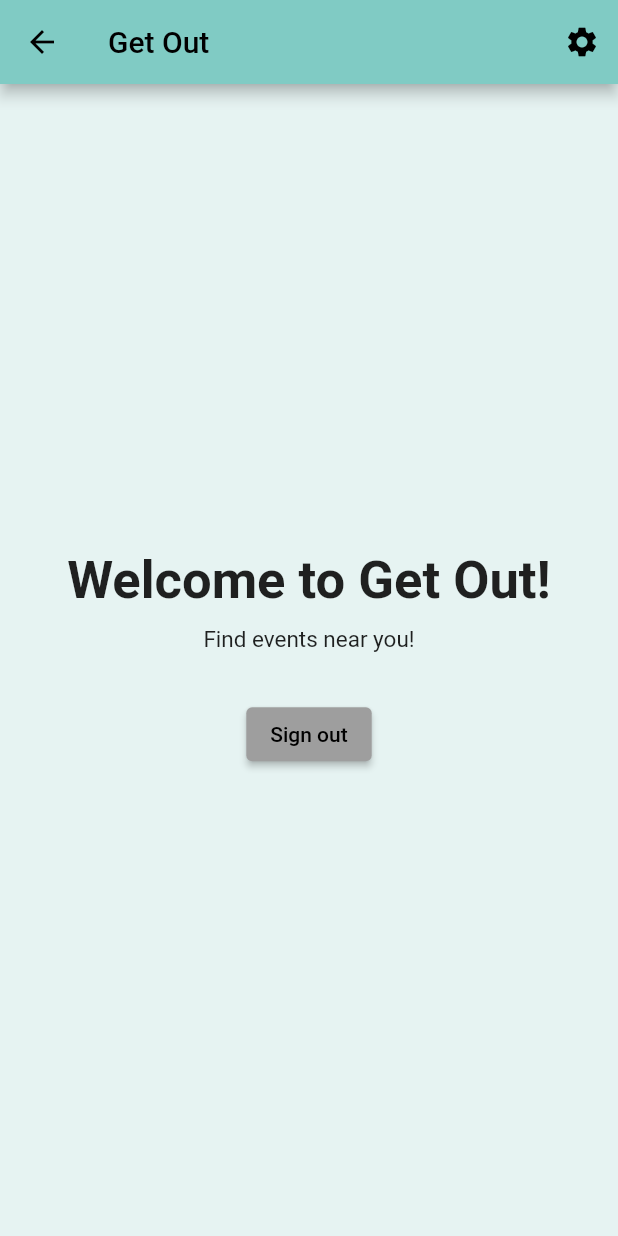
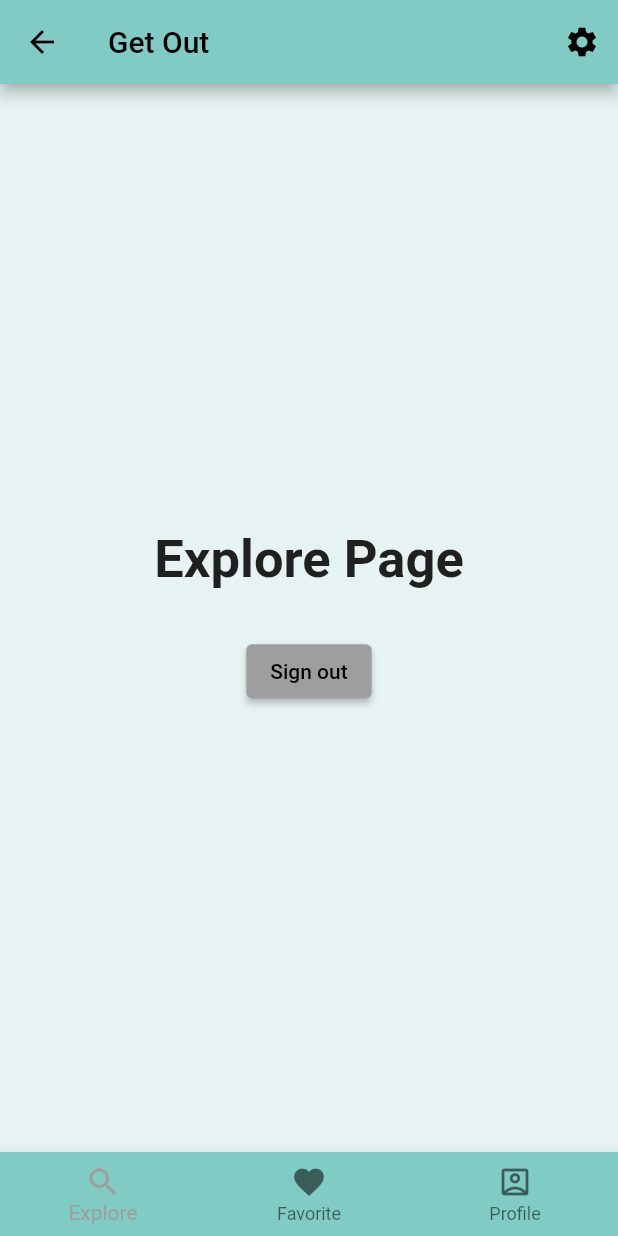
Before and after one commit to sergiovasquez122/491b, a Flutter app: the HomePageView screen opened by its route, after a tap on the "settings" icon, on a phone screen of 412 x 824 dp. Run offline on Flutter 3.47's test engine with Material 2 defaults, Android fonts, the light colour scheme and no system bars; our stand-ins replace firebase_auth; accounts and stored records are empty.

Commit message:
Updated homepage_view
A navigation tab bar has been added, as well as some functionality to it. Users are now able to tap through the tabs.

```diff
--- a/getoutapp/lib/ui/homepage/homepage_view.dart
+++ b/getoutapp/lib/ui/homepage/homepage_view.dart
@@ -9,6 +9,22 @@ class HomePageView extends StatefulWidget {
 }
 
 class _HomePageView extends State<HomePageView> {
+  // our initial selected tab is the explore tab
+  int _selectedTabIndex = 0;
+
+  // we will eventuallty change this to actual Page view widgets
+  // this defines the content of our pages
+  static const List _navBarTabs = [
+    Text('Explore Page', style:TextStyle(fontWeight: FontWeight.bold, fontSize: 35)),
+    Text('Saved Events Page', style:TextStyle(fontWeight: FontWeight.bold, fontSize: 35)),
+    Text('Profile Page', style:TextStyle(fontWeight: FontWeight.bold, fontSize: 35))
+  ];
+  // whenever a user clicks on any tab, this func will be called
+  void _onItemTapped(int index){
+    setState(() {
+      _selectedTabIndex = index;
+    });
+  }
   @override
   Widget build(BuildContext context) {
     return Scaffold(
@@ -20,22 +36,19 @@ class _HomePageView extends State<HomePageView> {
           actions: <Widget> [
             IconButton(
               icon: const Icon(Icons.settings),
-              tooltip: 'Settings Icon',
+              tooltip: 'Settings',
               onPressed: () {},
             )
           ]),
 
         body: SafeArea(
           child: Center(
-            child: Column(
+            child:
+            Column(
               mainAxisAlignment: MainAxisAlignment.center,
               children: [
-                // title of our app
-                Text('Welcome to Get Out!',
-                    style:
-                        TextStyle(fontWeight: FontWeight.bold, fontSize: 35)),
-                SizedBox(height: 10), // for space inbetween
-                Text('Find events near you!', style: TextStyle(fontSize: 15)),
+
+                _navBarTabs[_selectedTabIndex],
                 SizedBox(height: 30),
 
                 // Test Buttonn
@@ -51,6 +64,21 @@ class _HomePageView extends State<HomePageView> {
             ),
           ),
         ),
+        // bottom navigation bar
+        bottomNavigationBar: BottomNavigationBar(
+
+          backgroundColor:  Colors.teal[200],
+          currentIndex: _selectedTabIndex,
+          onTap: _onItemTapped,
+
+          items: [
+            BottomNavigationBarItem(
+              icon: Icon(Icons.search_sharp), label: 'Explore'), //search
+              BottomNavigationBarItem(
+              icon: Icon(Icons.favorite), label: 'Favorite'),
+              BottomNavigationBarItem(
+              icon: Icon(Icons.account_box_outlined), label: 'Profile')
+          ]),
       );
   }
 }
```
